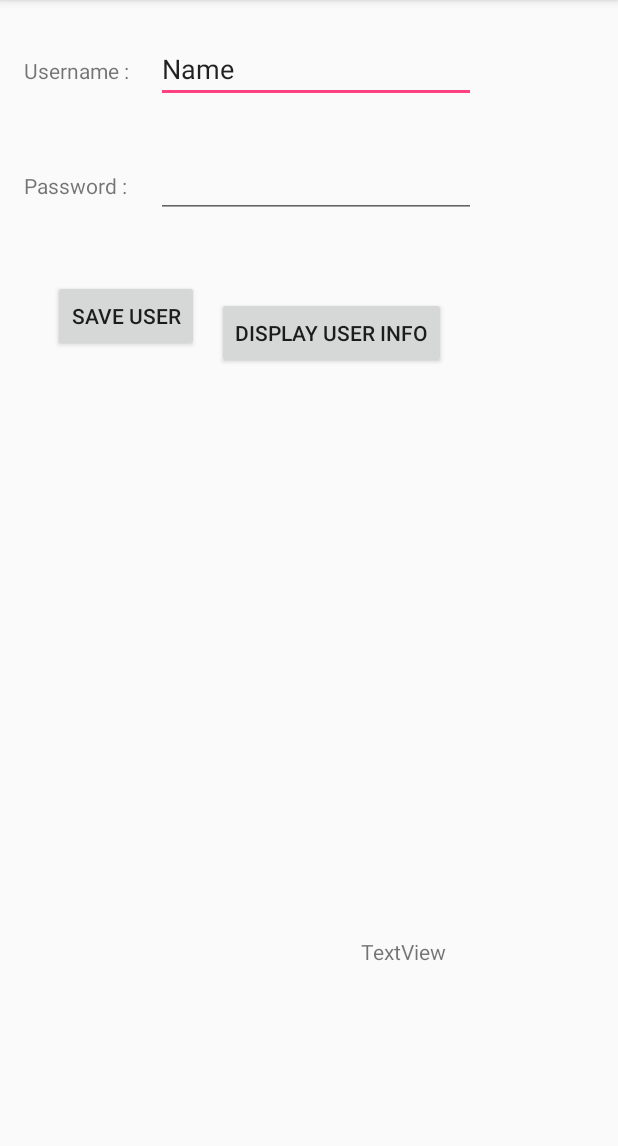
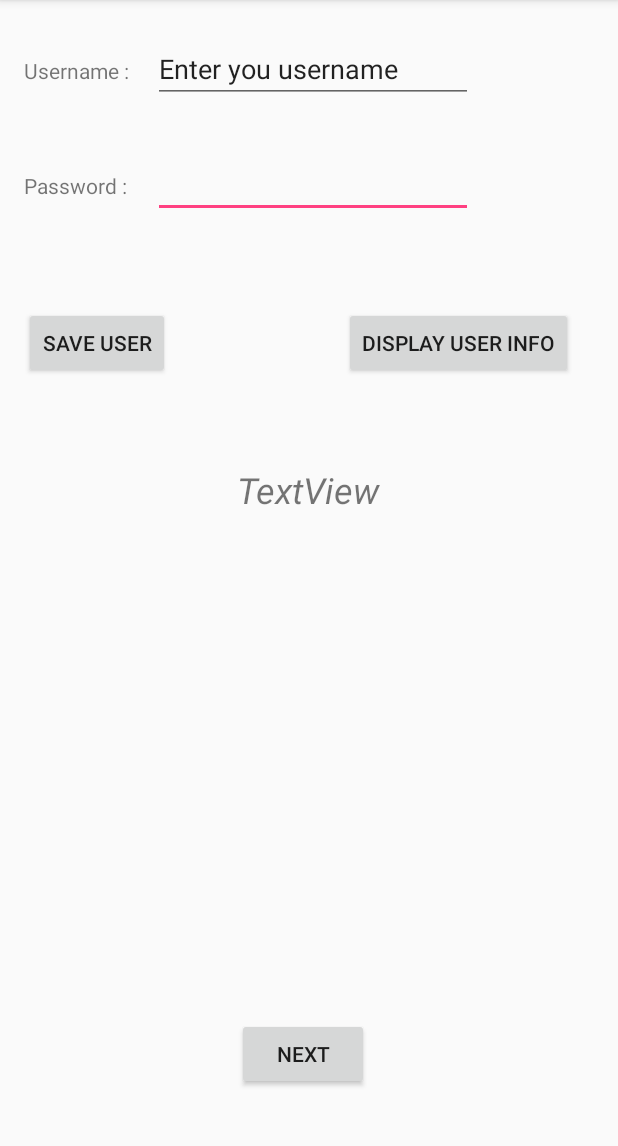
Before and after one commit to elisapan/FiveAndOne, an Android app: the screen it shows after launch (MainActivity), on a phone screen of 412 x 824 dp, the part 84-1230 px from its top. Run offline under Robolectric (Android 15) with nearby library versions, the phone set to English and light mode, and no system bars.

Commit message:
New Activity

```diff
--- a/app/src/main/AndroidManifest.xml
+++ b/app/src/main/AndroidManifest.xml
@@ -15,6 +15,7 @@
                 <category android:name="android.intent.category.LAUNCHER" />
             </intent-filter>
         </activity>
+        <activity android:name=".Activity2"></activity>
     </application>
 
 </manifest>
--- a/app/src/main/java/com/teicm/fiveandone/MainActivity.java
+++ b/app/src/main/java/com/teicm/fiveandone/MainActivity.java
@@ -1,19 +1,38 @@
 package com.teicm.fiveandone;
 
 import android.content.Context;
+import android.content.Intent;
 import android.content.SharedPreferences;
 import android.support.v7.app.AppCompatActivity;
 import android.os.Bundle;
 import android.view.View;
+import android.widget.Button;
 import android.widget.EditText;
 import android.widget.TextView;
 import android.widget.Toast;
+
+import static android.R.id.button1;
 
 public class MainActivity extends AppCompatActivity {
 
     EditText usernameInput;
     EditText passwordInput;
     TextView infoText;
+    public Button button1;
+    public void init(){
+
+        button1 = (Button) findViewById(R.id.next);
+        button1.setOnClickListener(new View.OnClickListener() {
+            @Override
+            public void onClick(View view) {
+                Intent act = new Intent(MainActivity.this, Activity2.class);
+                startActivity(act);
+
+            }
+        });
+
+
+    }
 
     @Override
     protected void onCreate(Bundle savedInstanceState) {
@@ -23,6 +42,7 @@ public class MainActivity extends AppCompatActivity {
         usernameInput = (EditText) findViewById(R.id.usernameInput) ;
         passwordInput = (EditText) findViewById(R.id.passwordInput);
         infoText = (TextView) findViewById(R.id.infoText);
+        init();
 
     }
     //Save Info
@@ -44,7 +64,7 @@ public class MainActivity extends AppCompatActivity {
 
         String name = sharedPref.getString("username", "");
         String pw = sharedPref.getString("password", "");
-        infoText.setText(name + "" + pw);
+        infoText.setText(name + " " + pw);
 
     }
 
--- a/app/src/main/res/layout/activity_main.xml
+++ b/app/src/main/res/layout/activity_main.xml
@@ -31,18 +31,6 @@
     <EditText
         android:layout_width="wrap_content"
         android:layout_height="wrap_content"
-        android:inputType="textPersonName"
-        android:text="Name"
-        android:ems="10"
-        android:layout_marginStart="18dp"
-        android:id="@+id/usernameInput"
-        android:layout_alignBaseline="@+id/textView2"
-        android:layout_alignBottom="@+id/textView2"
-        android:layout_toEndOf="@+id/textView2" />
-
-    <EditText
-        android:layout_width="wrap_content"
-        android:layout_height="wrap_content"
         android:inputType="textPassword"
         android:ems="10"
         android:id="@+id/passwordInput"
@@ -51,34 +39,58 @@
         android:layout_alignStart="@+id/usernameInput" />
 
     <Button
+        android:text="Display user info"
+        android:layout_width="wrap_content"
+        android:layout_height="wrap_content"
+        android:id="@+id/button2"
+        android:onClick="displayData"
+        android:layout_alignBaseline="@+id/button"
+        android:layout_alignBottom="@+id/button"
+        android:layout_alignParentEnd="true"
+        android:layout_marginEnd="14dp" />
+
+    <Button
         android:text="Save User"
         android:layout_width="wrap_content"
         android:layout_height="wrap_content"
+        android:layout_marginTop="59dp"
+        android:id="@+id/button"
+        android:onClick="saveInfo"
         android:layout_below="@+id/passwordInput"
-        android:layout_alignParentStart="true"
-        android:layout_marginStart="19dp"
-        android:layout_marginTop="41dp"
-        android:id="@+id/button"
-        android:onClick="saveInfo" />
-
-    <Button
-        android:text="Display user info"
-        android:layout_width="wrap_content"
-        android:layout_height="wrap_content"
-        android:layout_alignTop="@+id/button"
-        android:layout_alignEnd="@+id/passwordInput"
-        android:layout_marginEnd="20dp"
-        android:layout_marginTop="11dp"
-        android:id="@+id/button2"
-        android:onClick="displayData" />
+        android:layout_alignParentStart="true" />
 
     <TextView
         android:text="TextView"
         android:layout_width="wrap_content"
         android:layout_height="wrap_content"
+        android:id="@+id/infoText"
+        android:layout_below="@+id/button2"
+        android:layout_centerHorizontal="true"
+        android:layout_marginTop="57dp"
+        android:fontFamily="sans-serif"
+        android:textSize="24sp"
+        android:textStyle="normal|italic"
+        android:textAlignment="center" />
+
+    <EditText
+        android:layout_width="wrap_content"
+        android:layout_height="wrap_content"
+        android:inputType="textPersonName"
+        android:text="Enter you username"
+        android:ems="10"
+        android:layout_marginStart="16dp"
+        android:id="@+id/usernameInput"
+        android:layout_alignBaseline="@+id/textView2"
+        android:layout_alignBottom="@+id/textView2"
+        android:layout_toEndOf="@+id/textView2" />
+
+    <Button
+        android:text="Next"
+        android:layout_width="wrap_content"
+        android:layout_height="wrap_content"
         android:layout_alignParentBottom="true"
-        android:layout_marginBottom="108dp"
-        android:id="@+id/infoText"
-        android:layout_alignEnd="@+id/button2" />
+        android:layout_alignStart="@+id/infoText"
+        android:layout_marginBottom="25dp"
+        android:id="@+id/next" />
 
 </RelativeLayout>
```
Also changed, not shown: app/src/main/java/com/teicm/fiveandone/Activity2.java (added, +13 -0 lines), app/src/main/res/layout/activity_2.xml (added, +24 -0 lines).
